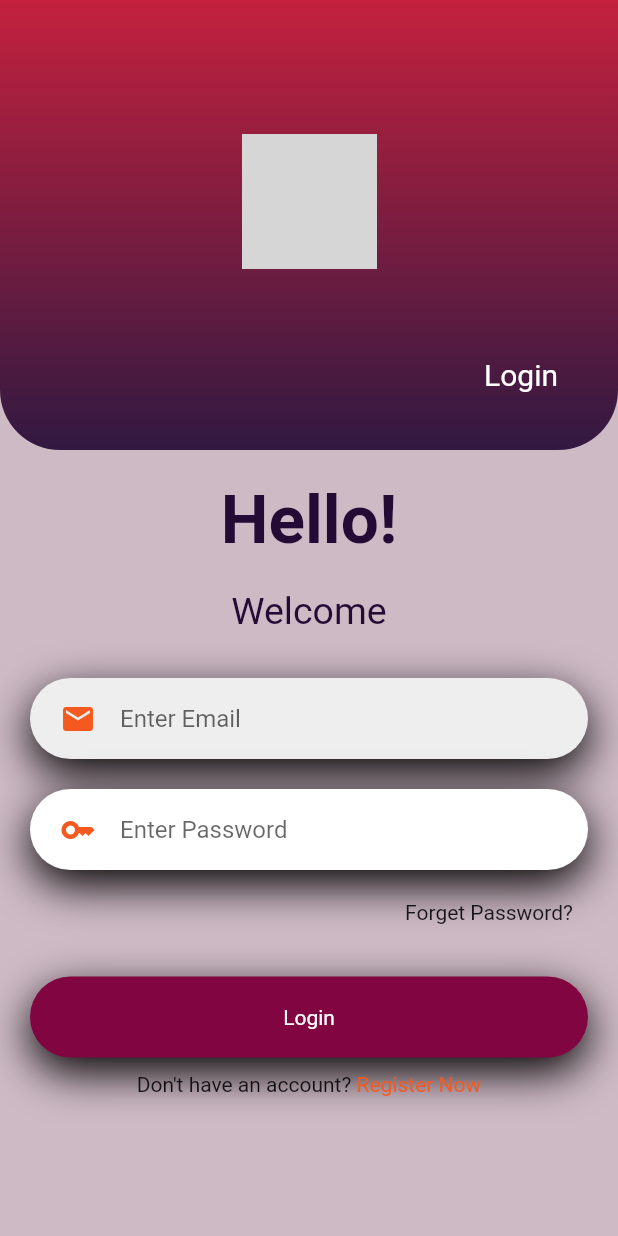
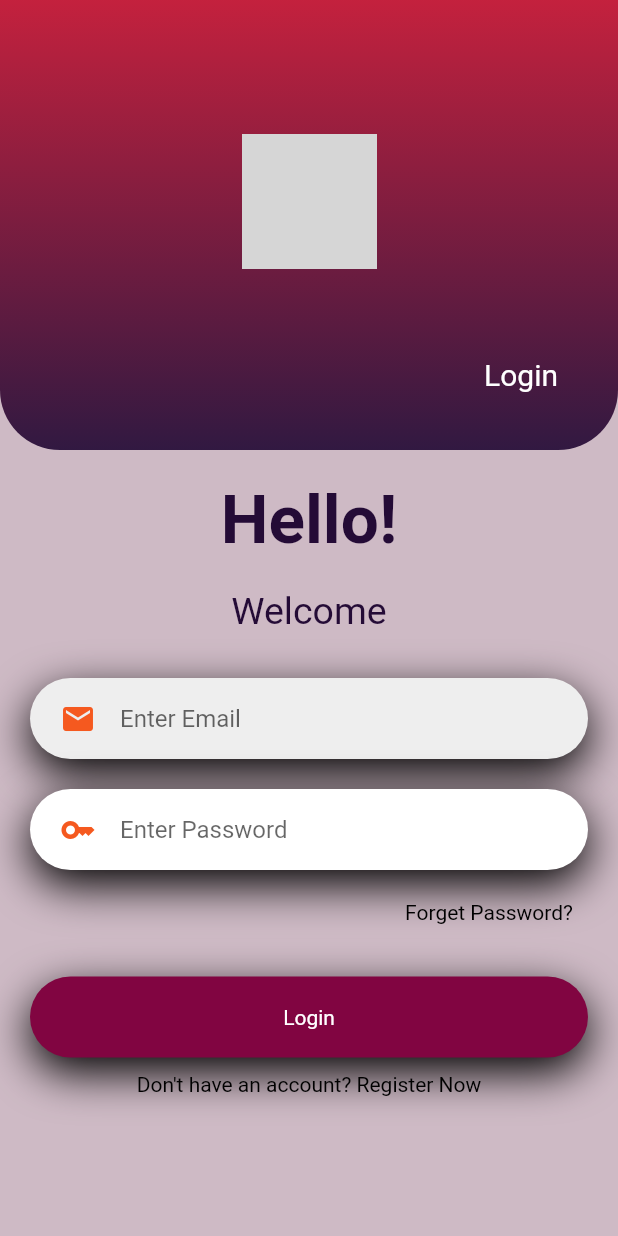
Before and after one commit to sbs-app/mobile-app, a Flutter app: the screen it shows after launch, on a phone screen of 412 x 824 dp. Run offline on Flutter 3.47's test engine with Material 2 defaults, Android fonts, the phone set to English and light mode, and no system bars; our stand-ins replace cloud_firestore, firebase_auth, firebase_core, firebase_storage, get, get_storage and 1 more; accounts and stored records are empty; grey boxes are pictures that could not be loaded.

Commit message:
Fix colors

```diff
--- a/lib/constants/app_themes.dart
+++ b/lib/constants/app_themes.dart
@@ -24,14 +24,9 @@ class AppThemes {
   static const Color _lightBackgroundSecondaryColor = white;
   static const Color _lightBackgroundAlertColor = blackPearl;
   static const Color _lightBackgroundActionTextColor = white;
-  static const Color _lightBackgroundErrorColor = brinkPink;
-  static const Color _lightBackgroundSuccessColor = juneBud;
 
   //Text Colors
   static const Color _lightTextColor = Colors.black;
-  static const Color _lightAlertTextColor = Colors.black;
-  static const Color _lightTextSecondaryColor = Colors.black;
-
   //Border Color
   static const Color _lightBorderColor = nevada;
 
@@ -39,7 +34,6 @@ class AppThemes {
   static const Color _lightIconColor = nevada;
 
   //form input colors
-  static const Color _lightInputFillColor = _lightBackgroundSecondaryColor;
   static const Color _lightBorderActiveColor = _lightPrimaryColor;
   static const Color _lightBorderErrorColor = brinkPink;
 
@@ -54,15 +48,8 @@ class AppThemes {
   static const Color _darkBackgroundAlertColor = blackPearl;
   static const Color _darkBackgroundActionTextColor = white;
 
-  static const Color _darkBackgroundErrorColor =
-      Color.fromRGBO(255, 97, 136, 1);
-  static const Color _darkBackgroundSuccessColor =
-      Color.fromRGBO(186, 215, 97, 1);
-
   //Text Colors
   static const Color _darkTextColor = Colors.white;
-  static const Color _darkAlertTextColor = Colors.black;
-  static const Color _darkTextSecondaryColor = Colors.black;
 
   //Border Color
   static const Color _darkBorderColor = nevada;
@@ -75,7 +62,7 @@ class AppThemes {
   static const Color _darkBorderErrorColor = brinkPink;
 
   //text theme for light theme
-  static final TextTheme _lightTextTheme = TextTheme(
+  static const TextTheme _lightTextTheme = TextTheme(
     headline1: TextStyle(fontSize: 20.0, color: _lightTextColor),
     bodyText1: TextStyle(fontSize: 16.0, color: _lightTextColor),
     bodyText2: TextStyle(fontSize: 14.0, color: Colors.grey),
@@ -91,26 +78,27 @@ class AppThemes {
     brightness: Brightness.light,
     fontFamily: font1,
     scaffoldBackgroundColor: _lightBackgroundColor,
-    floatingActionButtonTheme: FloatingActionButtonThemeData(
+    floatingActionButtonTheme: const FloatingActionButtonThemeData(
       backgroundColor: _lightPrimaryColor,
     ),
     appBarTheme: AppBarTheme(
       color: _lightBackgroundAppBarColor,
-      iconTheme: IconThemeData(color: _lightTextColor),
-      textTheme: _lightTextTheme,
+      iconTheme: const IconThemeData(color: _lightTextColor),
+      toolbarTextStyle: _lightTextTheme.bodyText2,
+      titleTextStyle: _lightTextTheme.headline6,
     ),
-    colorScheme: ColorScheme.light(
+    colorScheme: const ColorScheme.light(
       primary: _lightPrimaryColor,
-      primaryVariant: _lightBackgroundColor,
       // secondary: _lightSecondaryColor,
     ),
-    snackBarTheme: SnackBarThemeData(
+    snackBarTheme: const SnackBarThemeData(
         backgroundColor: _lightBackgroundAlertColor,
         actionTextColor: _lightBackgroundActionTextColor),
-    iconTheme: IconThemeData(
+    iconTheme: const IconThemeData(
       color: _lightIconColor,
     ),
-    popupMenuTheme: PopupMenuThemeData(color: _lightBackgroundAppBarColor),
+    popupMenuTheme:
+        const PopupMenuThemeData(color: _lightBackgroundAppBarColor),
     textTheme: _lightTextTheme,
     buttonTheme: ButtonThemeData(
         shape: RoundedRectangleBorder(
@@ -119,7 +107,7 @@ class AppThemes {
         buttonColor: _lightPrimaryColor,
         textTheme: ButtonTextTheme.primary),
     unselectedWidgetColor: _lightPrimaryColor,
-    inputDecorationTheme: InputDecorationTheme(
+    inputDecorationTheme: const InputDecorationTheme(
       //prefixStyle: TextStyle(color: _lightIconColor),
       border: OutlineInputBorder(
           borderSide: BorderSide(width: 1.0),
@@ -161,7 +149,7 @@ class AppThemes {
       color: _darkBackgroundAppBarColor,
       fontWeight: FontWeight.w100);*/
 
-  static final TextTheme _darkTextTheme = TextTheme(
+  static const TextTheme _darkTextTheme = TextTheme(
     headline1: TextStyle(fontSize: 20.0, color: _darkTextColor),
     bodyText1: TextStyle(fontSize: 16.0, color: _darkTextColor),
     bodyText2: TextStyle(fontSize: 14.0, color: Colors.grey),
@@ -174,34 +162,27 @@ class AppThemes {
 
   //the dark theme
   static final ThemeData darkTheme = ThemeData(
-    brightness: Brightness.dark,
-    //primarySwatch: _darkPrimaryColor, //cant be Color on MaterialColor so it can compute different shades.
-    accentColor: _darkPrimaryColor, //prefix icon color form input on focus
+    brightness: Brightness.dark, //prefix icon color form input on focus
 
     fontFamily: font1,
     scaffoldBackgroundColor: _darkBackgroundColor,
-    floatingActionButtonTheme: FloatingActionButtonThemeData(
+    floatingActionButtonTheme: const FloatingActionButtonThemeData(
       backgroundColor: _darkPrimaryColor,
     ),
     appBarTheme: AppBarTheme(
       color: _darkBackgroundAppBarColor,
-      iconTheme: IconThemeData(color: _darkTextColor),
-      textTheme: _darkTextTheme,
+      iconTheme: const IconThemeData(color: _darkTextColor),
+      toolbarTextStyle: _darkTextTheme.bodyText2,
+      titleTextStyle: _darkTextTheme.headline6,
     ),
-    colorScheme: ColorScheme.dark(
-      primary: _darkPrimaryColor,
-      primaryVariant: _darkBackgroundColor,
-
-      // secondary: _darkSecondaryColor,
-    ),
-    snackBarTheme: SnackBarThemeData(
+    snackBarTheme: const SnackBarThemeData(
         contentTextStyle: TextStyle(color: Colors.white),
         backgroundColor: _darkBackgroundAlertColor,
         actionTextColor: _darkBackgroundActionTextColor),
-    iconTheme: IconThemeData(
+    iconTheme: const IconThemeData(
       color: _darkIconColor, //_darkIconColor,
     ),
-    popupMenuTheme: PopupMenuThemeData(color: _darkBackgroundAppBarColor),
+    popupMenuTheme: const PopupMenuThemeData(color: _darkBackgroundAppBarColor),
     textTheme: _darkTextTheme,
     buttonTheme: ButtonThemeData(
         shape: RoundedRectangleBorder(
@@ -210,7 +191,7 @@ class AppThemes {
         buttonColor: _darkPrimaryColor,
         textTheme: ButtonTextTheme.primary),
     unselectedWidgetColor: _darkPrimaryColor,
-    inputDecorationTheme: InputDecorationTheme(
+    inputDecorationTheme: const InputDecorationTheme(
       prefixStyle: TextStyle(color: _darkIconColor),
       //labelStyle: TextStyle(color: nevada),
       border: OutlineInputBorder(
@@ -237,5 +218,10 @@ class AppThemes {
       fillColor: _darkInputFillColor,
       //focusColor: _darkBorderActiveColor,
     ),
+    colorScheme: const ColorScheme.dark(
+      primary: _darkPrimaryColor,
+
+      // secondary: _darkSecondaryColor,
+    ).copyWith(secondary: _darkPrimaryColor),
   );
 }
--- a/lib/ui/auth/login.dart
+++ b/lib/ui/auth/login.dart
@@ -142,10 +142,11 @@ class LoginUI extends StatelessWidget {
                       const EdgeInsets.symmetric(horizontal: 30, vertical: 20),
                   alignment: Alignment.centerRight,
                   child: GestureDetector(
-                    onTap: () {
-                      // Write Click Listener Code Here
-                    },
-                    child: const Text("Forget Password?"),
+                    onTap: () => Get.to(ResetPasswordUI()),
+                    child: const Text(
+                      "Forget Password?",
+                      style: TextStyle(color: Colors.black),
+                    ),
                   ),
                 ),
                 GestureDetector(
@@ -180,17 +181,18 @@ class LoginUI extends StatelessWidget {
                   ),
                 ),
                 Container(
-                  margin: const EdgeInsets.only(top: 10),
+                  margin: const EdgeInsets.only(top: 10, bottom: 10),
                   child: Row(
                     mainAxisAlignment: MainAxisAlignment.center,
                     children: [
-                      const Text("Don't have an account? "),
+                      const Text("Don't have an account? ",
+                          style: TextStyle(color: Colors.black)),
                       GestureDetector(
                         child: const Text(
                           "Register Now",
-                          style: TextStyle(color: Color(0xffF5591F)),
+                          style: TextStyle(color: Colors.black),
                         ),
-                        onTap: () => Get.to(SignUpUI()),
+                        onTap: () => Get.to(const SignUpUI()),
                       )
                     ],
                   ),
```
